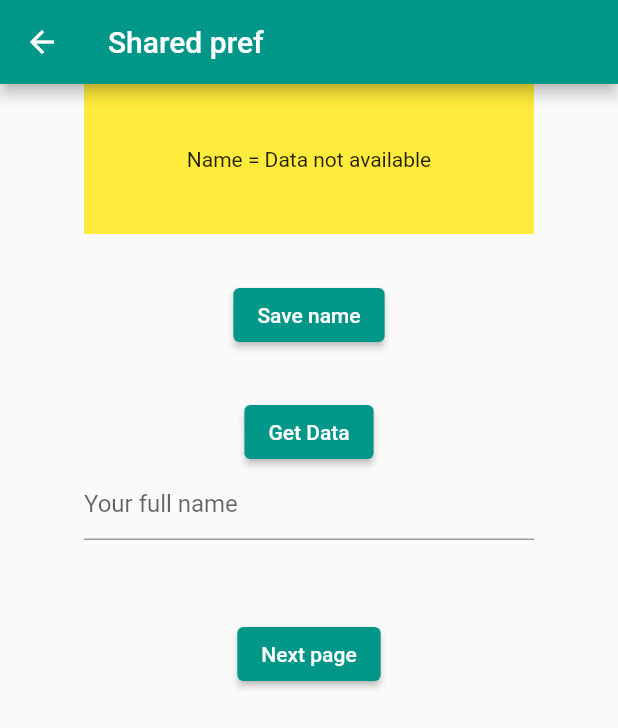
After one commit to Abhiinav7/flutter_sample, a Flutter app: the SharedPreferr screen opened directly, on a phone screen of 412 x 824 dp. The commit adds this screen. Shown: the top 728 px of the screen. Run offline on Flutter 3.47's test engine with Material 2 defaults, Android fonts, the phone set to English and light mode, and no system bars; our stand-ins replace shared_preferences; accounts and stored records are empty.

Commit message:
14th commit

```diff
--- /dev/null
+++ b/lib/Sharedpref_Sir.dart
@@ -0,0 +1,100 @@
+import 'package:flutter/material.dart';
+import 'package:shared_preferences/shared_preferences.dart';
+
+class SharedPreferr extends StatefulWidget {
+  const SharedPreferr({Key? key}) : super(key: key);
+
+  @override
+  State<SharedPreferr> createState() => _SharedPreferrState();
+}
+
+class _SharedPreferrState extends State<SharedPreferr> {
+
+  Future saveData(String name)async{
+    SharedPreferences sharedPreferences = await SharedPreferences.getInstance();
+    await sharedPreferences.setString("Name", name);
+    return true;
+  }
+
+  Future getData()async{
+    SharedPreferences sharedPreferences = await SharedPreferences.getInstance();
+    String? name = sharedPreferences.getString('Name');
+    return name;
+  }
+
+  bool gotData = false;
+  bool dataSaved = false;
+  String savedName = 'Data not available';
+  bool checked = true;
+
+  TextEditingController textEditingController = TextEditingController();
+
+  @override
+  Widget build(BuildContext context) {
+    return Scaffold(
+      appBar: AppBar(
+        title: Text('Shared pref'),
+      ),
+      body: Column(
+        children: [
+          Center(
+            child: Container(
+                width: 300,
+                height: 100,
+                color: Colors.yellow,
+                margin: EdgeInsets.only(bottom: 30),
+                child: Center(
+                  child: Text('Name = $savedName'),
+                )
+            ),
+          ),
+
+          ElevatedButton(
+              onPressed: (){
+                saveData(textEditingController.text);
+                setState(() {
+                  dataSaved = true;
+                });
+              },
+              child: Text(dataSaved ? 'Saved' : 'Save name')
+          ),
+
+
+          SizedBox(height: 30,),
+          ElevatedButton(
+              onPressed: () async {
+                savedName = await getData();
+                setState(() {
+                  //gotData = true;
+                });
+              },
+              child: Text('Get Data')),
+
+          SizedBox(
+            width: 300,
+            height: 100,
+            child: TextField(
+              scrollPadding: EdgeInsets.all(2),
+              controller: textEditingController,
+              keyboardType: TextInputType.text,
+              decoration: InputDecoration(
+                hintText: "Your full name",
+              ),
+              //expands: true,
+              //maxLines: 1,
+              //maxLength: 25,
+              maxLines: 5,
+              minLines: 1,
+            ),
+          ),
+
+          ElevatedButton(
+              onPressed: (){
+
+              },
+              child: Text('Next page'))
+        ],
+      ),
+    );
+  }
+}
--- a/pubspec.yaml
+++ b/pubspec.yaml
@@ -35,6 +35,7 @@ dependencies:
   # The following adds the Cupertino Icons font to your application.
   # Use with the CupertinoIcons class for iOS style icons.
   cupertino_icons: ^1.0.2
+  shared_preferences: ^2.2.1
 
 dev_dependencies:
   flutter_test:
```
Also changed, not shown: lib/LoginPage.dart (+84 -10 lines), lib/bottomNavigationBar.dart (added, +78 -0 lines), lib/feedPage.dart (+13 -0 lines), lib/main.dart (+9 -1 lines), lib/shardedpreferencess.dart (added, +79 -0 lines), lib/sharedpreference.dart (added, +78 -0 lines), pubspec.lock, 1 other file.
